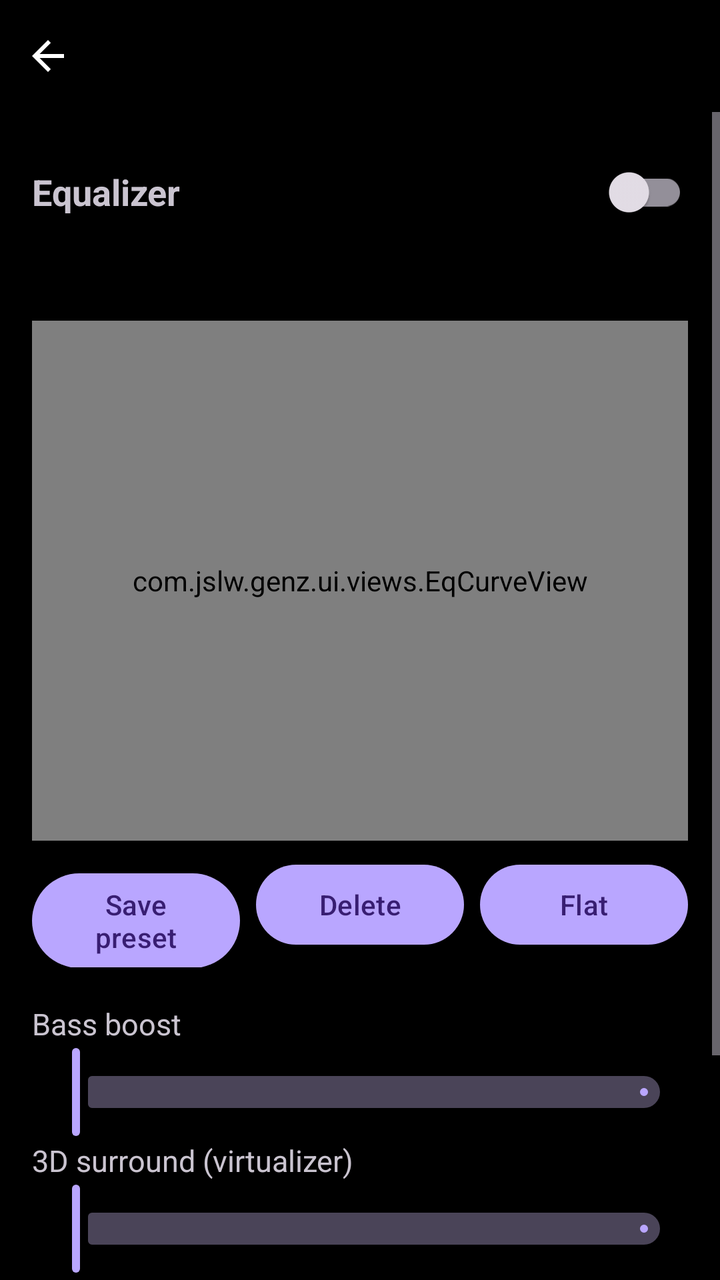
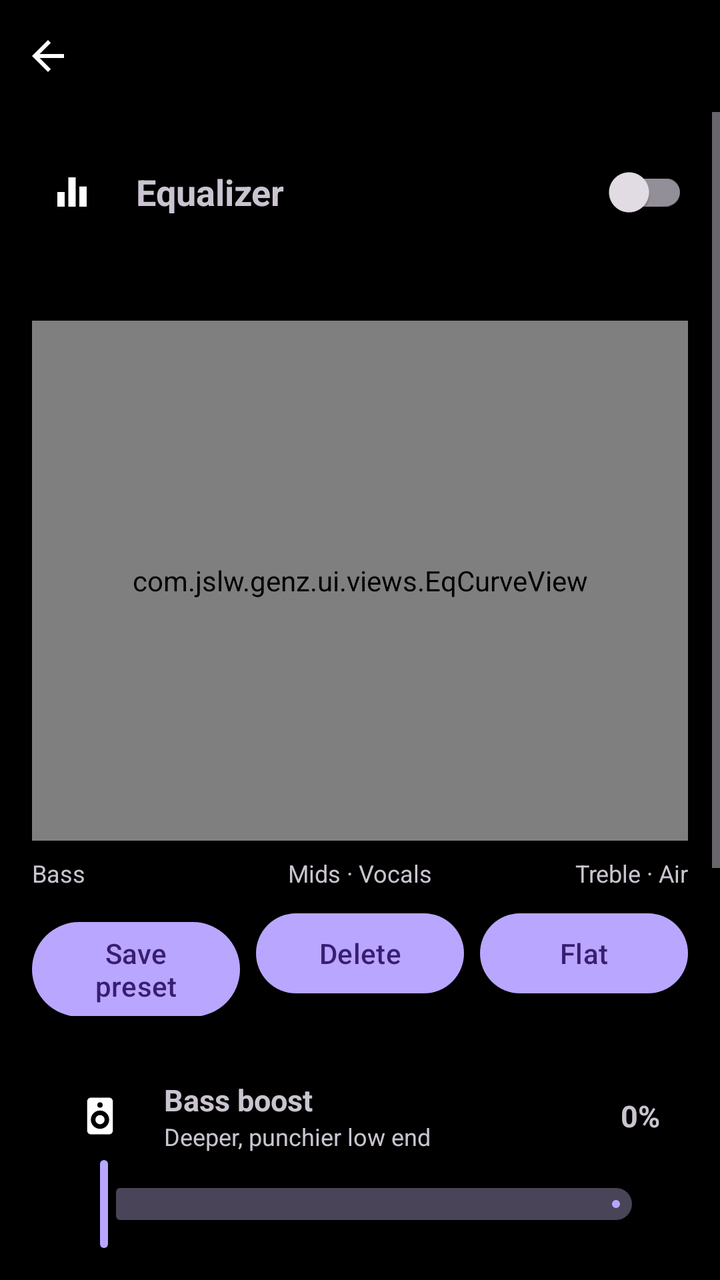

Two renders of the same Android screen: before a commit and after it. Below are the layout's source before the change and the commit's diff.
<!-- AndroidManifest.xml: application theme Theme.GenZ.Dark -->
<!-- res/layout/activity_equalizer.xml -->
<?xml version="1.0" encoding="utf-8"?>
<LinearLayout xmlns:android="http://schemas.android.com/apk/res/android"
    xmlns:app="http://schemas.android.com/apk/res-auto"
    android:id="@+id/root"
    android:layout_width="match_parent"
    android:layout_height="match_parent"
    android:orientation="vertical"
    android:tag="skin_bg">

    <include layout="@layout/view_header" />

    <ScrollView
        android:layout_width="match_parent"
        android:layout_height="0dp"
        android:layout_weight="1">

        <LinearLayout
            android:layout_width="match_parent"
            android:layout_height="wrap_content"
            android:orientation="vertical"
            android:padding="16dp">

            <LinearLayout
                android:layout_width="match_parent"
                android:layout_height="wrap_content"
                android:gravity="center_vertical"
                android:orientation="horizontal">

                <TextView
                    android:layout_width="0dp"
                    android:layout_height="wrap_content"
                    android:layout_weight="1"
                    android:tag="skin_text"
                    android:text="Equalizer"
                    android:textSize="@dimen/text_18"
                    android:textStyle="bold" />

                <androidx.appcompat.widget.SwitchCompat
                    android:id="@+id/eqEnable"
                    android:layout_width="wrap_content"
                    android:layout_height="wrap_content"
                    android:tag="skin_switch" />
            </LinearLayout>

            <TextView
                android:id="@+id/eqInfo"
                android:layout_width="match_parent"
                android:layout_height="wrap_content"
                android:layout_marginTop="2dp"
                android:tag="skin_text2"
                android:textSize="@dimen/text_12" />

            <HorizontalScrollView
                android:layout_width="match_parent"
                android:layout_height="wrap_content"
                android:layout_marginTop="10dp"
                android:scrollbars="none">

                <com.google.android.material.chip.ChipGroup
                    android:id="@+id/eqPresets"
                    android:layout_width="wrap_content"
                    android:layout_height="wrap_content"
                    app:selectionRequired="false"
                    app:singleLine="true"
                    app:singleSelection="true" />
            </HorizontalScrollView>

            
            <FrameLayout
                android:id="@+id/eqGraph"
                android:layout_width="match_parent"
                android:layout_height="260dp"
                android:layout_marginTop="12dp"
                android:tag="skin_surface_round">

                <com.jslw.genz.ui.views.EqCurveView
                    android:id="@+id/eqCurve"
                    android:layout_width="match_parent"
                    android:layout_height="match_parent" />

                <LinearLayout
                    android:id="@+id/eqBands"
                    android:layout_width="match_parent"
                    android:layout_height="match_parent"
                    android:orientation="horizontal"
                    android:paddingStart="6dp"
                    android:paddingEnd="6dp" />
            </FrameLayout>

            <LinearLayout
                android:layout_width="match_parent"
                android:layout_height="wrap_content"
                android:layout_marginTop="8dp"
                android:orientation="horizontal">

                <com.google.android.material.button.MaterialButton
                    android:id="@+id/eqSave"
                    android:layout_width="0dp"
                    android:layout_height="wrap_content"
                    android:layout_marginEnd="4dp"
                    android:layout_weight="1"
                    android:tag="skin_button_tonal"
                    android:text="Save preset" />

                <com.google.android.material.button.MaterialButton
                    android:id="@+id/eqDelete"
                    android:layout_width="0dp"
                    android:layout_height="wrap_content"
                    android:layout_marginStart="4dp"
                    android:layout_marginEnd="4dp"
                    android:layout_weight="1"
                    android:tag="skin_button_tonal"
                    android:text="Delete" />

                <com.google.android.material.button.MaterialButton
                    android:id="@+id/eqReset"
                    android:layout_width="0dp"
                    android:layout_height="wrap_content"
                    android:layout_marginStart="4dp"
                    android:layout_weight="1"
                    android:tag="skin_button_tonal"
                    android:text="Flat" />
            </LinearLayout>

            <TextView
                android:layout_width="wrap_content"
                android:layout_height="wrap_content"
                android:layout_marginTop="18dp"
                android:tag="skin_text"
                android:text="Bass boost"
                android:textSize="@dimen/text_15" />

            <com.google.android.material.slider.Slider
                android:id="@+id/eqBass"
                android:layout_width="match_parent"
                android:layout_height="wrap_content"
                android:tag="skin_slider"
                android:valueFrom="0"
                android:valueTo="1000"
                app:labelBehavior="gone" />

            <TextView
                android:layout_width="wrap_content"
                android:layout_height="wrap_content"
                android:tag="skin_text"
                android:text="3D surround (virtualizer)"
                android:textSize="@dimen/text_15" />

            <com.google.android.material.slider.Slider
                android:id="@+id/eqVirt"
                android:layout_width="match_parent"
                android:layout_height="wrap_content"
                android:tag="skin_slider"
                android:valueFrom="0"
                android:valueTo="1000"
                app:labelBehavior="gone" />

            <TextView
                android:layout_width="wrap_content"
                android:layout_height="wrap_content"
                android:tag="skin_text"
                android:text="Loudness / volume boost"
                android:textSize="@dimen/text_15" />

            <com.google.android.material.slider.Slider
                android:id="@+id/eqLoud"
                android:layout_width="match_parent"
                android:layout_height="wrap_content"
                android:tag="skin_slider"
                android:valueFrom="0"
                android:valueTo="1000"
                app:labelBehavior="gone" />

            <TextView
                android:layout_width="wrap_content"
                android:layout_height="wrap_content"
                android:layout_marginTop="6dp"
                android:tag="skin_text"
                android:text="Reverb"
                android:textSize="@dimen/text_15" />

            <HorizontalScrollView
                android:layout_width="match_parent"
                android:layout_height="wrap_content"
                android:scrollbars="none">

                <com.google.android.material.chip.ChipGroup
                    android:id="@+id/eqReverb"
                    android:layout_width="wrap_content"
                    android:layout_height="wrap_content"
                    app:selectionRequired="true"
                    app:singleLine="true"
                    app:singleSelection="true" />
            </HorizontalScrollView>

            <TextView
                android:id="@+id/eqNote"
                android:layout_width="match_parent"
                android:layout_height="wrap_content"
                android:layout_marginTop="14dp"
                android:tag="skin_text2"
                android:textSize="@dimen/text_12" />
        </LinearLayout>
    </ScrollView>
</LinearLayout>
<!-- res/layout/view_header.xml (included above) -->
<?xml version="1.0" encoding="utf-8"?>
<LinearLayout xmlns:android="http://schemas.android.com/apk/res/android"
    android:id="@+id/hdr"
    android:layout_width="match_parent"
    android:layout_height="@dimen/header_h"
    android:gravity="center_vertical"
    android:orientation="horizontal"
    android:tag="skin_header">

    <ImageButton
        android:id="@+id/hdrBack"
        style="@style/HeaderButton"
        android:contentDescription="Back"
        android:src="@drawable/ic_back" />

    <TextView
        android:id="@+id/hdrTitle"
        android:layout_width="0dp"
        android:layout_height="wrap_content"
        android:layout_weight="1"
        android:ellipsize="end"
        android:gravity="center"
        android:maxLines="1"
        android:tag="skin_header_text"
        android:textSize="@dimen/text_18"
        android:textStyle="bold" />

    <ImageButton
        android:id="@+id/hdrAction"
        style="@style/HeaderButton"
        android:contentDescription="Action"
        android:src="@drawable/ic_check"
        android:visibility="invisible" />
</LinearLayout>
<!-- resources referenced by this layout -->
<resources>
  <dimen name="header_h">56dp</dimen>
  <dimen name="text_12">12.0sp</dimen>
  <dimen name="text_15">15.0sp</dimen>
  <dimen name="text_18">18.0sp</dimen>
  <!-- drawable ic_check (drawable) -->
  <?xml version="1.0" encoding="utf-8"?>
  <vector xmlns:android="http://schemas.android.com/apk/res/android"
      android:width="24dp"
      android:height="24dp"
      android:viewportWidth="24"
      android:viewportHeight="24">
      <path
          android:fillColor="#FFFFFFFF"
          android:pathData="M9,16.17L4.83,12l-1.42,1.41L9,19 21,7l-1.41,-1.41z" />
  </vector>
  <style name="HeaderButton">
          <item name="android:layout_width">@dimen/icon_btn</item>
          <item name="android:layout_height">@dimen/icon_btn</item>
          <item name="android:background">?attr/selectableItemBackgroundBorderless</item>
          <item name="android:scaleType">center</item>
          <item name="android:tag">skin_header_icon</item>
      </style>
  <style name="Theme.GenZ.Dark" parent="Theme.Material3.Dark.NoActionBar">
          <item name="colorPrimary">@color/neutral_primary_dark</item>
          <item name="colorSecondary">@color/neutral_primary_dark</item>
          <item name="android:windowBackground">@color/black</item>
      </style>
  <dimen name="icon_btn">48dp</dimen>
  <color name="neutral_primary_dark">#B9A6FF</color>
  <color name="black">#FF000000</color>
  <!-- unchanged entries left out for length: 1 -->
</resources>

<!-- the commit's change to res/layout/activity_equalizer.xml (unified diff, before → after) -->
@@ -26,6 +26,15 @@
                 android:gravity="center_vertical"
                 android:orientation="horizontal">
 
+                <ImageView
+                    android:id="@+id/eqTitleIcon"
+                    android:layout_width="40dp"
+                    android:layout_height="40dp"
+                    android:layout_marginEnd="12dp"
+                    android:contentDescription="@null"
+                    android:padding="9dp"
+                    android:src="@drawable/ic_equalizer" />
+
                 <TextView
                     android:layout_width="0dp"
                     android:layout_height="wrap_content"
@@ -93,6 +102,46 @@
                 android:layout_marginTop="8dp"
                 android:orientation="horizontal">
 
+                <TextView
+                    android:id="@+id/eqGuideLow"
+                    android:layout_width="0dp"
+                    android:layout_height="wrap_content"
+                    android:layout_weight="1"
+                    android:drawablePadding="6dp"
+                    android:gravity="start|center_vertical"
+                    android:tag="skin_text2"
+                    android:text="Bass"
+                    android:textSize="@dimen/text_12" />
+
+                <TextView
+                    android:id="@+id/eqGuideMid"
+                    android:layout_width="0dp"
+                    android:layout_height="wrap_content"
+                    android:layout_weight="1"
+                    android:drawablePadding="6dp"
+                    android:gravity="center|center_vertical"
+                    android:tag="skin_text2"
+                    android:text="Mids · Vocals"
+                    android:textSize="@dimen/text_12" />
+
+                <TextView
+                    android:id="@+id/eqGuideHigh"
+                    android:layout_width="0dp"
+                    android:layout_height="wrap_content"
+                    android:layout_weight="1"
+                    android:drawablePadding="6dp"
+                    android:gravity="end|center_vertical"
+                    android:tag="skin_text2"
+                    android:text="Treble · Air"
+                    android:textSize="@dimen/text_12" />
+            </LinearLayout>
+
+            <LinearLayout
+                android:layout_width="match_parent"
+                android:layout_height="wrap_content"
+                android:layout_marginTop="8dp"
+                android:orientation="horizontal">
+
                 <com.google.android.material.button.MaterialButton
                     android:id="@+id/eqSave"
                     android:layout_width="0dp"
@@ -122,62 +171,250 @@
                     android:text="Flat" />
             </LinearLayout>
 
-            <TextView
-                android:layout_width="wrap_content"
+            <LinearLayout
+                android:layout_width="match_parent"
                 android:layout_height="wrap_content"
                 android:layout_marginTop="18dp"
-                android:tag="skin_text"
-                android:text="Bass boost"
-                android:textSize="@dimen/text_15" />
-
-            <com.google.android.material.slider.Slider
-                android:id="@+id/eqBass"
-                android:layout_width="match_parent"
-                android:layout_height="wrap_content"
-                android:tag="skin_slider"
-                android:valueFrom="0"
-                android:valueTo="1000"
-                app:labelBehavior="gone" />
-
-            <TextView
-                android:layout_width="wrap_content"
-                android:layout_height="wrap_content"
-                android:tag="skin_text"
-                android:text="3D surround (virtualizer)"
-                android:textSize="@dimen/text_15" />
-
-            <com.google.android.material.slider.Slider
-                android:id="@+id/eqVirt"
-                android:layout_width="match_parent"
-                android:layout_height="wrap_content"
-                android:tag="skin_slider"
-                android:valueFrom="0"
-                android:valueTo="1000"
-                app:labelBehavior="gone" />
-
-            <TextView
-                android:layout_width="wrap_content"
-                android:layout_height="wrap_content"
-                android:tag="skin_text"
-                android:text="Loudness / volume boost"
-                android:textSize="@dimen/text_15" />
-
-            <com.google.android.material.slider.Slider
-                android:id="@+id/eqLoud"
-                android:layout_width="match_parent"
-                android:layout_height="wrap_content"
-                android:tag="skin_slider"
-                android:valueFrom="0"
-                android:valueTo="1000"
-                app:labelBehavior="gone" />
-
-            <TextView
-                android:layout_width="wrap_content"
-                android:layout_height="wrap_content"
-                android:layout_marginTop="6dp"
-                android:tag="skin_text"
-                android:text="Reverb"
-                android:textSize="@dimen/text_15" />
+                android:orientation="vertical"
+                android:paddingStart="14dp"
+                android:paddingTop="12dp"
+                android:paddingEnd="14dp"
+                android:paddingBottom="2dp"
+                android:tag="skin_surface_round">
+
+                <LinearLayout
+                    android:layout_width="match_parent"
+                    android:layout_height="wrap_content"
+                    android:gravity="center_vertical"
+                    android:orientation="horizontal">
+
+                    <ImageView
+                        android:id="@+id/eqBassIcon"
+                        android:layout_width="40dp"
+                        android:layout_height="40dp"
+                        android:contentDescription="@null"
+                        android:padding="9dp"
+                        android:src="@drawable/ic_eq_bass" />
+
+                    <LinearLayout
+                        android:layout_width="0dp"
+                        android:layout_height="wrap_content"
+                        android:layout_marginStart="12dp"
+                        android:layout_weight="1"
+                        android:orientation="vertical">
+
+                        <TextView
+                            android:layout_width="wrap_content"
+                            android:layout_height="wrap_content"
+                            android:tag="skin_text"
+                            android:text="Bass boost"
+                            android:textSize="@dimen/text_15"
+                            android:textStyle="bold" />
+
+                        <TextView
+                            android:layout_width="wrap_content"
+                            android:layout_height="wrap_content"
+                            android:tag="skin_text2"
+                            android:text="Deeper, punchier low end"
+                            android:textSize="@dimen/text_12" />
+                    </LinearLayout>
+
+                    <TextView
+                        android:id="@+id/eqBassVal"
+                        android:layout_width="wrap_content"
+                        android:layout_height="wrap_content"
+                        android:tag="skin_accent_text"
+                        android:text="0%"
+                        android:textSize="@dimen/text_15"
+                        android:textStyle="bold" />
+                </LinearLayout>
+
+                <com.google.android.material.slider.Slider
+                    android:id="@+id/eqBass"
+                    android:layout_width="match_parent"
+                    android:layout_height="wrap_content"
+                    android:tag="skin_slider"
+                    android:valueFrom="0"
+                    android:valueTo="1000"
+                    app:labelBehavior="gone" />
+            </LinearLayout>
+
+            <LinearLayout
+                android:layout_width="match_parent"
+                android:layout_height="wrap_content"
+                android:layout_marginTop="10dp"
+                android:orientation="vertical"
+                android:paddingStart="14dp"
+                android:paddingTop="12dp"
+                android:paddingEnd="14dp"
+                android:paddingBottom="2dp"
+                android:tag="skin_surface_round">
+
+                <LinearLayout
+                    android:layout_width="match_parent"
+                    android:layout_height="wrap_content"
+                    android:gravity="center_vertical"
+                    android:orientation="horizontal">
+
+                    <ImageView
+                        android:id="@+id/eqVirtIcon"
+                        android:layout_width="40dp"
+                        android:layout_height="40dp"
+                        android:contentDescription="@null"
+                        android:padding="9dp"
+                        android:src="@drawable/ic_eq_surround" />
+
+                    <LinearLayout
+                        android:layout_width="0dp"
+                        android:layout_height="wrap_content"
+                        android:layout_marginStart="12dp"
+                        android:layout_weight="1"
+                        android:orientation="vertical">
+
+                        <TextView
+                            android:layout_width="wrap_content"
+                            android:layout_height="wrap_content"
+                            android:tag="skin_text"
+                            android:text="3D surround"
+                            android:textSize="@dimen/text_15"
+                            android:textStyle="bold" />
+
+                        <TextView
+                            android:layout_width="wrap_content"
+                            android:layout_height="wrap_content"
+                            android:tag="skin_text2"
+                            android:text="Wider stereo – best on headphones"
+                            android:textSize="@dimen/text_12" />
+                    </LinearLayout>
+
+                    <TextView
+                        android:id="@+id/eqVirtVal"
+                        android:layout_width="wrap_content"
+                        android:layout_height="wrap_content"
+                        android:tag="skin_accent_text"
+                        android:text="0%"
+                        android:textSize="@dimen/text_15"
+                        android:textStyle="bold" />
+                </LinearLayout>
+
+                <com.google.android.material.slider.Slider
+                    android:id="@+id/eqVirt"
+                    android:layout_width="match_parent"
+                    android:layout_height="wrap_content"
+                    android:tag="skin_slider"
+                    android:valueFrom="0"
+                    android:valueTo="1000"
+                    app:labelBehavior="gone" />
+            </LinearLayout>
+
+            <LinearLayout
+                android:layout_width="match_parent"
+                android:layout_height="wrap_content"
+                android:layout_marginTop="10dp"
+                android:orientation="vertical"
+                android:paddingStart="14dp"
+                android:paddingTop="12dp"
+                android:paddingEnd="14dp"
+                android:paddingBottom="2dp"
+                android:tag="skin_surface_round">
+
+                <LinearLayout
+                    android:layout_width="match_parent"
+                    android:layout_height="wrap_content"
+                    android:gravity="center_vertical"
+                    android:orientation="horizontal">
+
+                    <ImageView
+                        android:id="@+id/eqLoudIcon"
+                        android:layout_width="40dp"
+                        android:layout_height="40dp"
+                        android:contentDescription="@null"
+                        android:padding="9dp"
+                        android:src="@drawable/ic_eq_loudness" />
+
+                    <LinearLayout
+                        android:layout_width="0dp"
+                        android:layout_height="wrap_content"
+                        android:layout_marginStart="12dp"
+                        android:layout_weight="1"
+                        android:orientation="vertical">
+
+                        <TextView
+                            android:layout_width="wrap_content"
+                            android:layout_height="wrap_content"
+                            android:tag="skin_text"
+                            android:text="Loudness"
+                            android:textSize="@dimen/text_15"
+                            android:textStyle="bold" />
+
+                        <TextView
+                            android:layout_width="wrap_content"
+                            android:layout_height="wrap_content"
+                            android:tag="skin_text2"
+                            android:text="Lifts quiet songs and details"
+                            android:textSize="@dimen/text_12" />
+                    </LinearLayout>
+
+                    <TextView
+                        android:id="@+id/eqLoudVal"
+                        android:layout_width="wrap_content"
+                        android:layout_height="wrap_content"
+                        android:tag="skin_accent_text"
+                        android:text="0%"
+                        android:textSize="@dimen/text_15"
+                        android:textStyle="bold" />
+                </LinearLayout>
+
+                <com.google.android.material.slider.Slider
+                    android:id="@+id/eqLoud"
+                    android:layout_width="match_parent"
+                    android:layout_height="wrap_content"
+                    android:tag="skin_slider"
+                    android:valueFrom="0"
+                    android:valueTo="1000"
+                    app:labelBehavior="gone" />
+            </LinearLayout>
+
+
+            <LinearLayout
+                android:layout_width="match_parent"
+                android:layout_height="wrap_content"
+                android:layout_marginTop="16dp"
+                android:layout_marginBottom="4dp"
+                android:gravity="center_vertical"
+                android:orientation="horizontal">
+
+                <ImageView
+                    android:id="@+id/eqReverbIcon"
+                    android:layout_width="40dp"
+                    android:layout_height="40dp"
+                    android:contentDescription="@null"
+                    android:padding="9dp"
+                    android:src="@drawable/ic_eq_reverb" />
+
+                <LinearLayout
+                    android:layout_width="0dp"
+                    android:layout_height="wrap_content"
+                    android:layout_marginStart="12dp"
+                    android:layout_weight="1"
+                    android:orientation="vertical">
+
+                    <TextView
+                        android:layout_width="wrap_content"
+                        android:layout_height="wrap_content"
+                        android:tag="skin_text"
+                        android:text="Reverb"
+                        android:textSize="@dimen/text_15"
+                        android:textStyle="bold" />
+
+                    <TextView
+                        android:layout_width="wrap_content"
+                        android:layout_height="wrap_content"
+                        android:tag="skin_text2"
+                        android:text="Put your music in a room, a hall or on a studio plate"
+                        android:textSize="@dimen/text_12" />
+                </LinearLayout>
+            </LinearLayout>
 
             <HorizontalScrollView
                 android:layout_width="match_parent"
<!-- resource entries referenced after the edit -->
@@ -14,6 +14,41 @@
       <path
           android:fillColor="#FFFFFFFF"
           android:pathData="M9,16.17L4.83,12l-1.42,1.41L9,19 21,7l-1.41,-1.41z" />
+  </vector>
+  <!-- drawable ic_eq_bass (drawable) -->
+  <?xml version="1.0" encoding="utf-8"?>
+  <vector xmlns:android="http://schemas.android.com/apk/res/android"
+      android:width="24dp" android:height="24dp" android:viewportWidth="24" android:viewportHeight="24">
+      <path android:fillColor="#FFFFFFFF" android:pathData="M7,2h10a2,2 0 0,1 2,2v16a2,2 0 0,1 -2,2H7a2,2 0 0,1 -2,-2V4a2,2 0 0,1 2,-2zM12,4.5a1.5,1.5 0 1,0 0.001,0zM12,9a5,5 0 1,0 0.001,0zM12,11.5a2.5,2.5 0 1,1 -0.001,0z" />
+  </vector>
+  <!-- drawable ic_eq_loudness (drawable) -->
+  <?xml version="1.0" encoding="utf-8"?>
+  <vector xmlns:android="http://schemas.android.com/apk/res/android"
+      android:width="24dp" android:height="24dp" android:viewportWidth="24" android:viewportHeight="24">
+      <path android:fillColor="#FFFFFFFF" android:pathData="M3,9v6h4l5,5V4L7,9H3zM16.5,12c0,-1.8 -1,-3.3 -2.5,-4v8c1.5,-0.7 2.5,-2.2 2.5,-4zM14,3.2v2.1c2.9,0.9 5,3.5 5,6.7s-2.1,5.8 -5,6.7v2.1c4,-0.9 7,-4.5 7,-8.8S18,4.1 14,3.2z" />
+  </vector>
+  <!-- drawable ic_eq_reverb (drawable) -->
+  <?xml version="1.0" encoding="utf-8"?>
+  <vector xmlns:android="http://schemas.android.com/apk/res/android"
+      android:width="24dp" android:height="24dp" android:viewportWidth="24" android:viewportHeight="24">
+      <path android:fillColor="#FFFFFFFF" android:pathData="M4,20a2,2 0 1,1 0.001,0zM4,13v2a5,5 0 0,1 5,5h2a7,7 0 0,0 -7,-7zM4,9v2a9,9 0 0,1 9,9h2A11,11 0 0,0 4,9zM4,5v2a13,13 0 0,1 13,13h2A15,15 0 0,0 4,5z" />
+  </vector>
+  <!-- drawable ic_eq_surround (drawable) -->
+  <?xml version="1.0" encoding="utf-8"?>
+  <vector xmlns:android="http://schemas.android.com/apk/res/android"
+      android:width="24dp" android:height="24dp" android:viewportWidth="24" android:viewportHeight="24">
+      <path android:fillColor="#FFFFFFFF" android:pathData="M12,9.5a2.5,2.5 0 1,1 -0.001,0zM6.3,6.3l1.4,1.4C6.6,8.8 6,10.3 6,12s0.6,3.2 1.7,4.3l-1.4,1.4C4.9,16.2 4,14.2 4,12S4.9,7.8 6.3,6.3zM17.7,6.3C19.1,7.8 20,9.8 20,12s-0.9,4.2 -2.3,5.7l-1.4,-1.4C17.4,15.2 18,13.7 18,12s-0.6,-3.2 -1.7,-4.3zM3.5,3.5l1.4,1.4C3.1,6.7 2,9.2 2,12s1.1,5.3 2.9,7.1l-1.4,1.4C1.3,18.3 0,15.3 0,12S1.3,5.7 3.5,3.5zM20.5,3.5C22.7,5.7 24,8.7 24,12s-1.3,6.3 -3.5,8.5l-1.4,-1.4C20.9,17.3 22,14.8 22,12s-1.1,-5.3 -2.9,-7.1z" />
+  </vector>
+  <!-- drawable ic_equalizer (drawable) -->
+  <?xml version="1.0" encoding="utf-8"?>
+  <vector xmlns:android="http://schemas.android.com/apk/res/android"
+      android:width="24dp"
+      android:height="24dp"
+      android:viewportWidth="24"
+      android:viewportHeight="24">
+      <path
+          android:fillColor="#FFFFFFFF"
+          android:pathData="M10,20h4L14,4h-4v16zM4,20h4v-8L4,12v8zM16,9v11h4L20,9h-4z" />
   </vector>
   <style name="HeaderButton">
           <item name="android:layout_width">@dimen/icon_btn</item>
